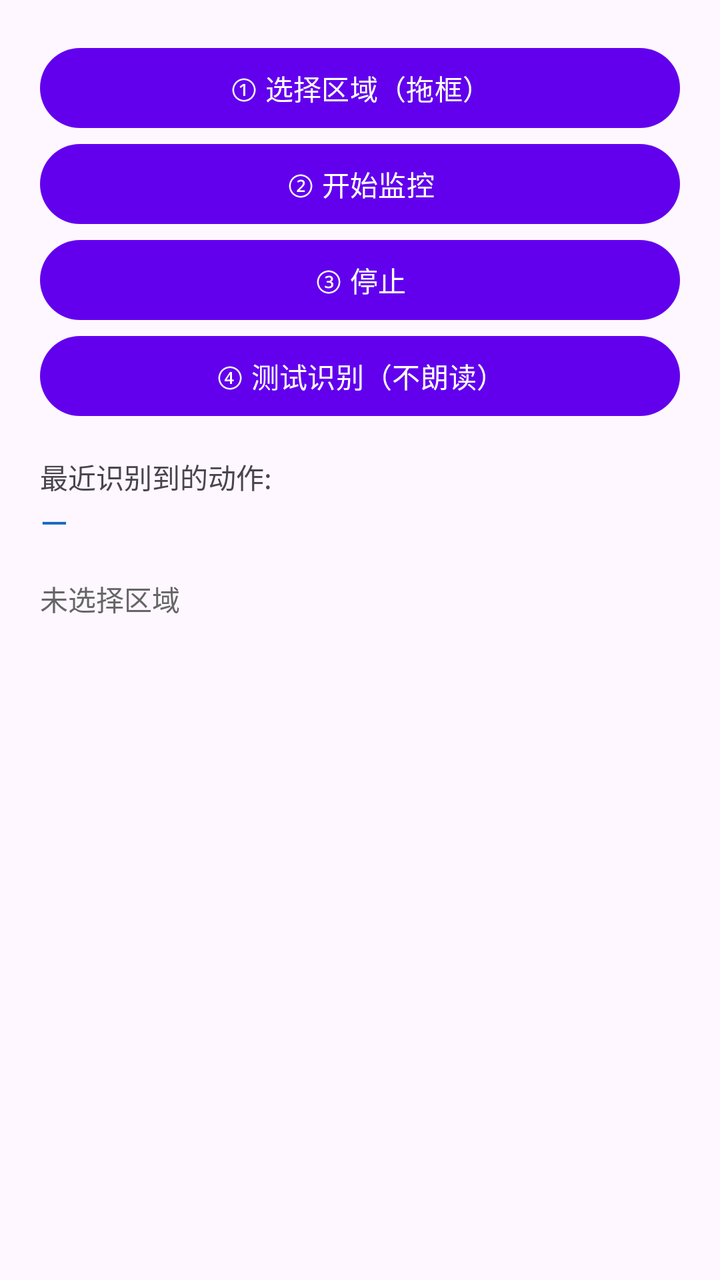
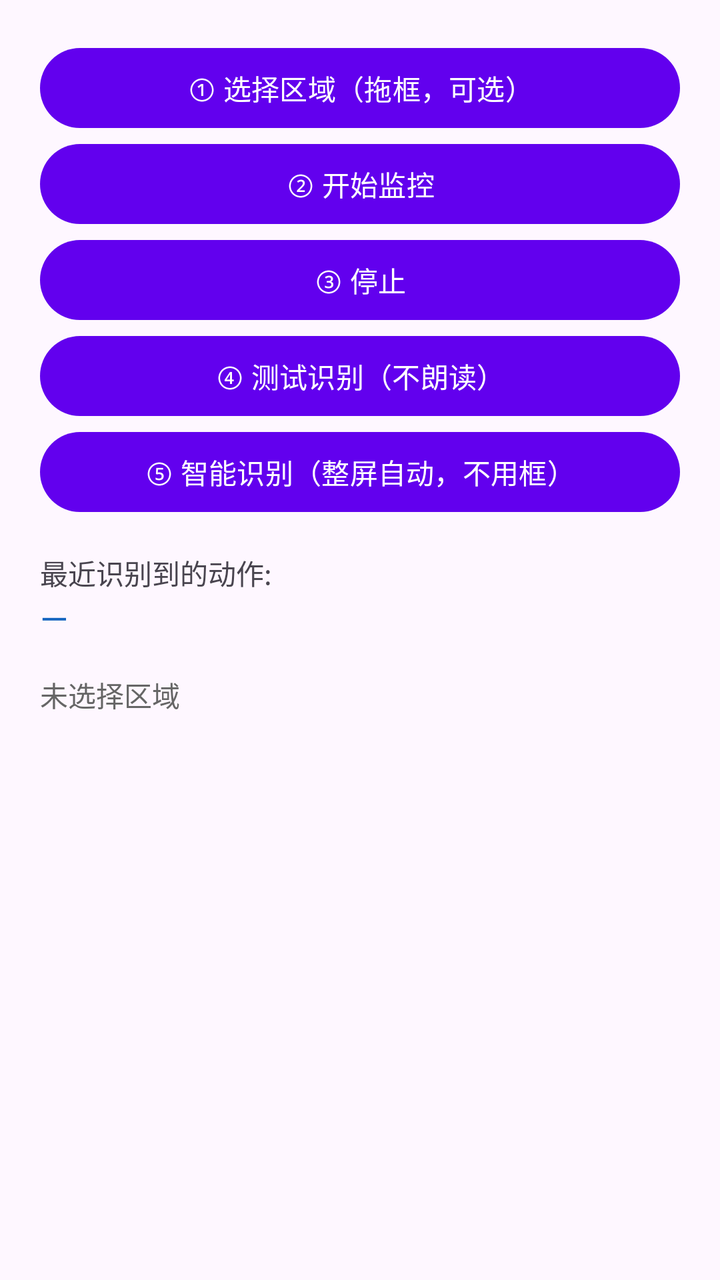

Before-and-after screenshots of an Android layout around one commit, followed by the original layout XML and the change that was made.
<!-- AndroidManifest.xml: application theme Theme.WorkoutTTS -->
<!-- res/layout/activity_main.xml -->
<?xml version="1.0" encoding="utf-8"?>
<LinearLayout xmlns:android="http://schemas.android.com/apk/res/android"
    android:orientation="vertical"
    android:padding="20dp"
    android:layout_width="match_parent"
    android:layout_height="match_parent">

    <Button
        android:id="@+id/btnSelect"
        android:layout_width="match_parent"
        android:layout_height="wrap_content"
        android:text="@string/btn_select" />

    <Button
        android:id="@+id/btnStart"
        android:layout_width="match_parent"
        android:layout_height="wrap_content"
        android:text="@string/btn_start" />

    <Button
        android:id="@+id/btnStop"
        android:layout_width="match_parent"
        android:layout_height="wrap_content"
        android:text="@string/btn_stop" />

    <Button
        android:id="@+id/btnTest"
        android:layout_width="match_parent"
        android:layout_height="wrap_content"
        android:text="@string/btn_test" />

    <TextView
        android:layout_width="wrap_content"
        android:layout_height="wrap_content"
        android:layout_marginTop="16dp"
        android:text="最近识别到的动作:" />

    <TextView
        android:id="@+id/tvLast"
        android:layout_width="wrap_content"
        android:layout_height="wrap_content"
        android:textColor="#1565C0"
        android:textSize="18sp"
        android:text="@string/last_default" />

    <TextView
        android:id="@+id/tvStatus"
        android:layout_width="wrap_content"
        android:layout_height="wrap_content"
        android:layout_marginTop="16dp"
        android:textColor="#666666"
        android:text="@string/status_idle" />
</LinearLayout>
<!-- resources referenced by this layout -->
<resources>
  <string name="btn_select">① 选择区域（拖框）</string>
  <string name="btn_start">② 开始监控</string>
  <string name="btn_stop">③ 停止</string>
  <string name="btn_test">④ 测试识别（不朗读）</string>
  <string name="last_default">—</string>
  <string name="status_idle">未选择区域</string>
  <style name="Theme.WorkoutTTS" parent="Theme.Material3.DayNight.NoActionBar">
          <item name="colorPrimary">@color/purple_500</item>
          <item name="colorPrimaryDark">@color/purple_700</item>
          <item name="colorAccent">@color/teal_200</item>
      </style>
  <color name="purple_500">#FF6200EE</color>
  <color name="purple_700">#FF3700B3</color>
  <color name="teal_200">#FF03DAC5</color>
</resources>

<!-- the commit's change to res/layout/activity_main.xml (unified diff, before → after) -->
@@ -29,6 +29,12 @@
         android:layout_height="wrap_content"
         android:text="@string/btn_test" />
 
+    <Button
+        android:id="@+id/btnSmart"
+        android:layout_width="match_parent"
+        android:layout_height="wrap_content"
+        android:text="@string/btn_smart" />
+
     <TextView
         android:layout_width="wrap_content"
         android:layout_height="wrap_content"
<!-- resource entries referenced after the edit -->
@@ -1,6 +1,7 @@
 <!-- resources referenced by this layout -->
 <resources>
-  <string name="btn_select">① 选择区域（拖框）</string>
+  <string name="btn_select">① 选择区域（拖框，可选）</string>
+  <string name="btn_smart">⑤ 智能识别（整屏自动，不用框）</string>
   <string name="btn_start">② 开始监控</string>
   <string name="btn_stop">③ 停止</string>
   <string name="btn_test">④ 测试识别（不朗读）</string>
